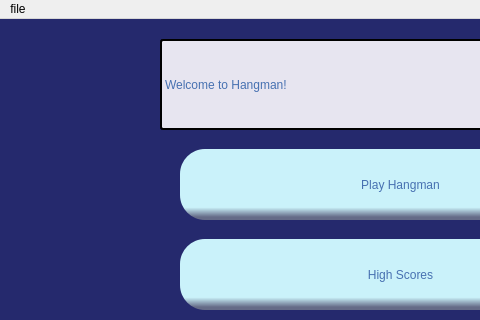
Qt form mainwindow/mainwindow.ui (ErinCleaver-Dev/Hangman-final-project) before a commit; both pictures show x 0 to 480 and y 0 to 320 of the 802 by 638 pixel window.
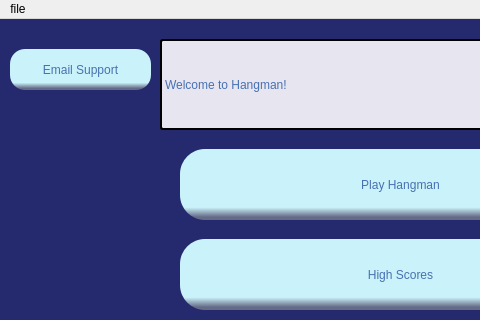
The same form after that commit.

Commit message: 7.50 - added email button - EC

Patch:
```diff
--- a/mainwindow/mainwindow.ui
+++ b/mainwindow/mainwindow.ui
@@ -252,6 +252,27 @@
        <string>About App</string>
       </property>
      </widget>
+     <widget class="QPushButton" name="btnEmailSupport">
+      <property name="geometry">
+       <rect>
+        <x>40</x>
+        <y>30</y>
+        <width>141</width>
+        <height>41</height>
+       </rect>
+      </property>
+      <property name="styleSheet">
+       <string notr="true">background-color: qlineargradient(spread:pad, x1:0, y1:0, x2:0, y2:0.966, stop:0.85 #CAF2FA, stop:0.99 #656B87);
+color: rgb(230, 225, 255);
+font: 14pt &quot;MS Shell Dlg 2&quot;;
+qproperty-alignment: AlignCenter;
+color: rgb(71, 113, 177);
+border-radius: 15px;</string>
+      </property>
+      <property name="text">
+       <string>Email Support</string>
+      </property>
+     </widget>
     </widget>
     <widget class="QWidget" name="GameForm">
      <widget class="QLabel" name="lbName">
```
The commit also changes 2 other files.
